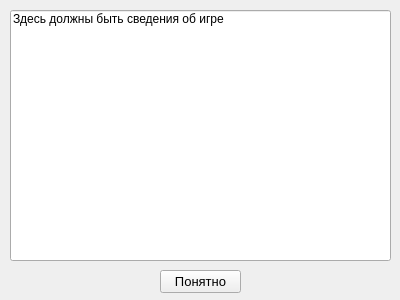
Old version of the form Курсовая работа/losewindia.ui in the repository turbokey/Coursework_3_semester.
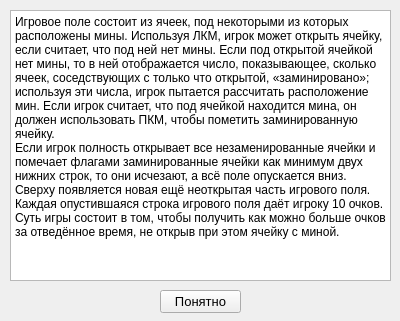
New version of the form.

Commit message: Добавлены бесконечное поле и система рекордов

Patch:
```diff
--- a/Курсовая работа/losewindia.ui
+++ b/Курсовая работа/losewindia.ui
@@ -7,36 +7,17 @@
     <x>0</x>
     <y>0</y>
     <width>400</width>
-    <height>300</height>
+    <height>321</height>
    </rect>
   </property>
   <property name="windowTitle">
    <string>Form</string>
   </property>
-  <widget class="QLineEdit" name="lineEdit">
-   <property name="geometry">
-    <rect>
-     <x>10</x>
-     <y>10</y>
-     <width>381</width>
-     <height>251</height>
-    </rect>
-   </property>
-   <property name="text">
-    <string>Здесь должны быть сведения об игре</string>
-   </property>
-   <property name="alignment">
-    <set>Qt::AlignLeading|Qt::AlignLeft|Qt::AlignTop</set>
-   </property>
-   <property name="readOnly">
-    <bool>true</bool>
-   </property>
-  </widget>
   <widget class="QPushButton" name="pushButton">
    <property name="geometry">
     <rect>
      <x>160</x>
-     <y>270</y>
+     <y>290</y>
      <width>81</width>
      <height>23</height>
     </rect>
@@ -50,6 +31,29 @@
     <string>Понятно</string>
    </property>
   </widget>
+  <widget class="QPlainTextEdit" name="plainTextEdit">
+   <property name="geometry">
+    <rect>
+     <x>10</x>
+     <y>10</y>
+     <width>381</width>
+     <height>271</height>
+    </rect>
+   </property>
+   <property name="font">
+    <font>
+     <pointsize>9</pointsize>
+    </font>
+   </property>
+   <property name="readOnly">
+    <bool>true</bool>
+   </property>
+   <property name="plainText">
+    <string>Игровое поле состоит из ячеек, под некоторыми из которых расположены мины. Используя ЛКМ, игрок может открыть ячейку, если считает, что под ней нет мины. Если под открытой ячейкой нет мины, то в ней отображается число, показывающее, сколько ячеек, соседствующих с только что открытой, «заминировано»; используя эти числа, игрок пытается рассчитать расположение мин. Если игрок считает, что под ячейкой находится мина, он должен использовать ПКМ, чтобы пометить заминированную ячейку.
+Если игрок полность открывает все незаменированные ячейки и помечает флагами заминированные ячейки как минимум двух нижних строк, то они исчезают, а всё поле опускается вниз. Сверху появляется новая ещё неоткрытая часть игрового поля. Каждая опустившаяся строка игрового поля даёт игроку 10 очков.
+Суть игры состоит в том, чтобы получить как можно больше очков за отведённое время, не открыв при этом ячейку с миной.</string>
+   </property>
+  </widget>
  </widget>
  <resources/>
  <connections/>
```
The commit also changes 14 other files.
